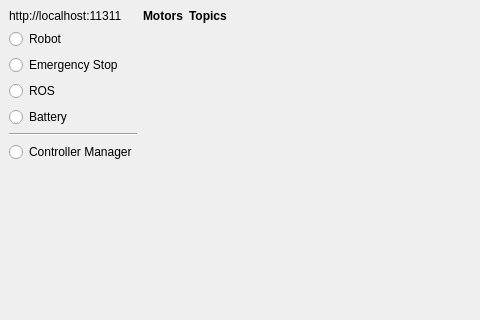
Before: the Qt Designer form dashboard.ui in hucebot/robot_dashboard, drawn with Qt 5; both pictures show x 0 to 480 and y 0 to 320 of the 1063 by 774 pixel window.
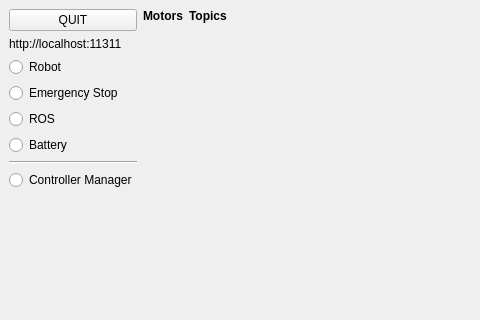
After: the same form once the commit is applied. Custom widgets are drawn as their Qt base class.

Commit message: move the windows

Diff of the .ui file:
```diff
--- a/dashboard.ui
+++ b/dashboard.ui
@@ -29,6 +29,13 @@
    <layout class="QHBoxLayout" name="horizontalLayout">
     <item>
      <layout class="QVBoxLayout" name="verticalLayout">
+      <item>
+       <widget class="QPushButton" name="button_quit">
+        <property name="text">
+         <string>QUIT</string>
+        </property>
+       </widget>
+      </item>
       <item>
        <widget class="QLabel" name="label_ros_uri">
         <property name="text">
```
The commit also changes 2 other files.
